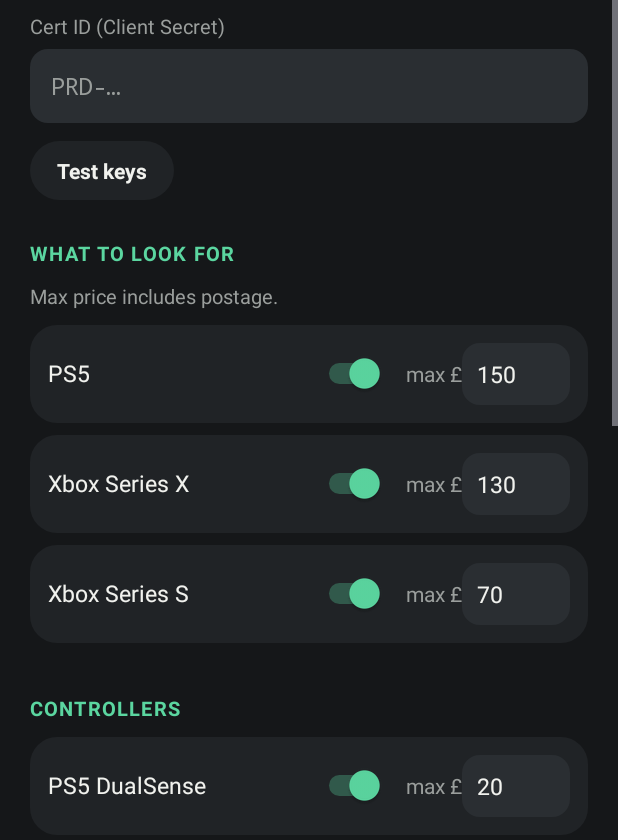
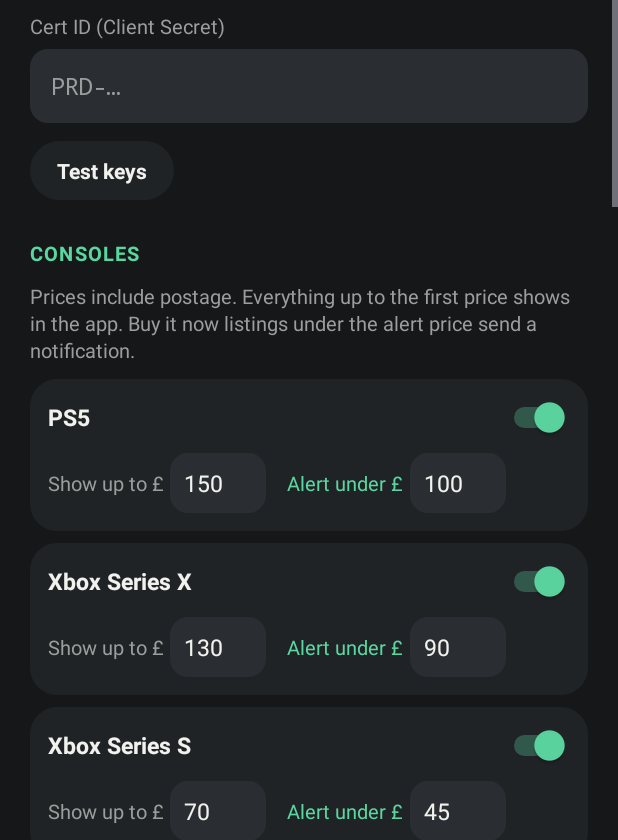
Before and after one commit to balmatthew17-oss/salvage, an Android app: the SettingsActivity screen opened directly, with no data from a screen before it, on a phone screen of 412 x 824 dp, the part 396-1236 px from its top. Run offline under Robolectric (Android 15) with nearby library versions, the phone set to English and light mode, and no system bars.

Commit message:
Alert prices, easy-fix alerts, 5-minute checks and seller fault notes
- Per-item alert price: Buy it now listings under it notify; easy-fix faults
  notify up to 20% over; auction alerts can be switched off
- 5-minute check option using a self-repeating job with a 30-minute backup
- Reads each new listing's condition notes and description once, keeps only
  sentences about the fault, and shows them on the card and in notifications

Co-Authored-By: Claude Opus 5.5 <noreply@anthropic.com>
Claude-Session: https://claude.ai/code/session_01SSEweoGfTfjxp4v5Hv9nWK

```diff
--- a/app/src/main/java/com/salvage/app/SettingsActivity.kt
+++ b/app/src/main/java/com/salvage/app/SettingsActivity.kt
@@ -23,7 +23,9 @@ class SettingsActivity : ComponentActivity() {
     private lateinit var notifyRisky: Switch
     private lateinit var unhide: TextView
 
-    private class ConsoleRow(val console: Console, val toggle: Switch, val max: EditText)
+    private class ConsoleRow(val console: Console, val toggle: Switch, val max: EditText, val alert: EditText)
+    private lateinit var easyBoost: Switch
+    private lateinit var auctionAlerts: Switch
     private lateinit var rows: List<ConsoleRow>
 
     override fun onCreate(savedInstanceState: Bundle?) {
@@ -36,14 +38,16 @@ class SettingsActivity : ComponentActivity() {
         testStatus = findViewById(R.id.test_status)
         interval = findViewById(R.id.interval)
         notifyRisky = findViewById(R.id.notify_risky)
+        easyBoost = findViewById(R.id.easy_boost)
+        auctionAlerts = findViewById(R.id.auction_alerts)
         unhide = findViewById(R.id.unhide)
 
         rows = listOf(
-            ConsoleRow(Console.PS5, findViewById(R.id.on_ps5), findViewById(R.id.max_ps5)),
-            ConsoleRow(Console.SERIES_X, findViewById(R.id.on_xsx), findViewById(R.id.max_xsx)),
-            ConsoleRow(Console.SERIES_S, findViewById(R.id.on_xss), findViewById(R.id.max_xss)),
-            ConsoleRow(Console.DUALSENSE, findViewById(R.id.on_ds), findViewById(R.id.max_ds)),
-            ConsoleRow(Console.XBOX_PAD, findViewById(R.id.on_xpad), findViewById(R.id.max_xpad)),
+            ConsoleRow(Console.PS5, findViewById(R.id.on_ps5), findViewById(R.id.max_ps5), findViewById(R.id.alert_ps5)),
+            ConsoleRow(Console.SERIES_X, findViewById(R.id.on_xsx), findViewById(R.id.max_xsx), findViewById(R.id.alert_xsx)),
+            ConsoleRow(Console.SERIES_S, findViewById(R.id.on_xss), findViewById(R.id.max_xss), findViewById(R.id.alert_xss)),
+            ConsoleRow(Console.DUALSENSE, findViewById(R.id.on_ds), findViewById(R.id.max_ds), findViewById(R.id.alert_ds)),
+            ConsoleRow(Console.XBOX_PAD, findViewById(R.id.on_xpad), findViewById(R.id.max_xpad), findViewById(R.id.alert_xpad)),
         )
 
         clientId.setText(store.clientId)
@@ -51,16 +55,20 @@ class SettingsActivity : ComponentActivity() {
         for (r in rows) {
             r.toggle.isChecked = store.enabled(r.console)
             r.max.setText(store.maxPrice(r.console).toString())
+            r.alert.setText(store.alertPrice(r.console).toString())
         }
         interval.check(
             when (store.interval) {
                 0 -> R.id.int_off
+                Scheduler.FAST_MINUTES -> R.id.int_5
                 15 -> R.id.int_15
                 60 -> R.id.int_60
                 else -> R.id.int_30
             }
         )
         notifyRisky.isChecked = store.notifyRisky
+        easyBoost.isChecked = store.easyFixBoost
+        auctionAlerts.isChecked = store.auctionAlerts
         updateUnhide()
 
         findViewById<TextView>(R.id.back).setOnClickListener { finish() }
@@ -121,14 +129,19 @@ class SettingsActivity : ComponentActivity() {
             if (max != store.maxPrice(r.console) || r.toggle.isChecked != store.enabled(r.console)) pricesChanged = true
             store.setEnabled(r.console, r.toggle.isChecked)
             store.setMaxPrice(r.console, max)
+            val alert = r.alert.text.toString().trim().toIntOrNull()?.coerceIn(1, max) ?: minOf(r.console.defaultAlert, max)
+            store.setAlertPrice(r.console, alert)
         }
         store.interval = when (interval.checkedRadioButtonId) {
             R.id.int_off -> 0
+            R.id.int_5 -> Scheduler.FAST_MINUTES
             R.id.int_15 -> 15
             R.id.int_60 -> 60
             else -> 30
         }
         store.notifyRisky = notifyRisky.isChecked
+        store.easyFixBoost = easyBoost.isChecked
+        store.auctionAlerts = auctionAlerts.isChecked
         if (pricesChanged) store.lastScan = 0 // refresh results when back on the main screen
         Scheduler.apply(this)
     }
--- a/app/src/main/res/layout/activity_settings.xml
+++ b/app/src/main/res/layout/activity_settings.xml
@@ -100,13 +100,14 @@
                 android:textSize="13sp" />
         </LinearLayout>
 
-        <TextView style="@style/Section" android:text="WHAT TO LOOK FOR" />
+        <TextView style="@style/Section" android:text="CONSOLES" />
 
         <TextView
             android:layout_width="match_parent"
             android:layout_height="wrap_content"
             android:layout_marginBottom="10dp"
-            android:text="Max price includes postage."
+            android:lineSpacingExtra="2dp"
+            android:text="Prices include postage. Everything up to the first price shows in the app. Buy it now listings under the alert price send a notification."
             android:textColor="@color/muted"
             android:textSize="13sp" />
 
@@ -115,40 +116,50 @@
             android:layout_height="wrap_content"
             android:layout_marginBottom="8dp"
             android:background="@drawable/card"
-                android:gravity="center_vertical"
-                android:orientation="horizontal"
+            android:orientation="vertical"
             android:padding="12dp">
 
             <Switch
                 android:id="@+id/on_ps5"
-                    android:layout_width="0dp"
+                android:layout_width="match_parent"
                 android:layout_height="wrap_content"
-                    android:layout_weight="1"
                 android:text="PS5"
                 android:textColor="@color/text"
-                    android:textSize="15sp" />
+                android:textSize="15sp"
+                android:textStyle="bold" />
+
+            <LinearLayout
+                android:layout_width="match_parent"
+                android:layout_height="wrap_content"
+                android:layout_marginTop="10dp"
+                android:gravity="center_vertical"
+                android:orientation="horizontal">
+
+                <TextView
+                    android:layout_width="wrap_content"
+                    android:layout_height="wrap_content"
+                    android:text="Show up to £"
+                    android:textColor="@color/muted"
+                    android:textSize="13sp" />
+
+                <EditText
+                    android:id="@+id/max_ps5"
+                    style="@style/Price"
+                    android:hint="150" />
 
                 <TextView
                     android:layout_width="wrap_content"
                     android:layout_height="wrap_content"
                     android:layout_marginStart="14dp"
-                    android:text="max £"
-                    android:textColor="@color/muted"
-                    android:textSize="14sp" />
+                    android:text="Alert under £"
+                    android:textColor="@color/accent"
+                    android:textSize="13sp" />
 
                 <EditText
-                    android:id="@+id/max_ps5"
-                    android:layout_width="72dp"
-                    android:layout_height="wrap_content"
-                    android:background="@drawable/field"
-                    android:hint="150"
-                    android:inputType="number"
-                    android:maxLength="4"
-                    android:padding="10dp"
-                    android:singleLine="true"
-                    android:textColor="@color/text"
-                    android:textColorHint="@color/muted"
-                    android:textSize="15sp" />
+                    android:id="@+id/alert_ps5"
+                    style="@style/Price"
+                    android:hint="100" />
+            </LinearLayout>
         </LinearLayout>
 
         <LinearLayout
@@ -156,40 +167,50 @@
             android:layout_height="wrap_content"
             android:layout_marginBottom="8dp"
             android:background="@drawable/card"
-                android:gravity="center_vertical"
-                android:orientation="horizontal"
+            android:orientation="vertical"
             android:padding="12dp">
 
             <Switch
                 android:id="@+id/on_xsx"
-                    android:layout_width="0dp"
+                android:layout_width="match_parent"
                 android:layout_height="wrap_content"
-                    android:layout_weight="1"
                 android:text="Xbox Series X"
                 android:textColor="@color/text"
-                    android:textSize="15sp" />
+                android:textSize="15sp"
+                android:textStyle="bold" />
+
+            <LinearLayout
+                android:layout_width="match_parent"
+                android:layout_height="wrap_content"
+                android:layout_marginTop="10dp"
+                android:gravity="center_vertical"
+                android:orientation="horizontal">
+
+                <TextView
+                    android:layout_width="wrap_content"
+                    android:layout_height="wrap_content"
+                    android:text="Show up to £"
+                    android:textColor="@color/muted"
+                    android:textSize="13sp" />
+
+                <EditText
+                    android:id="@+id/max_xsx"
+                    style="@style/Price"
+                    android:hint="130" />
 
                 <TextView
                     android:layout_width="wrap_content"
                     android:layout_height="wrap_content"
                     android:layout_marginStart="14dp"
-                    android:text="max £"
-                    android:textColor="@color/muted"
-                    android:textSize="14sp" />
+                    android:text="Alert under £"
+                    android:textColor="@color/accent"
+                    android:textSize="13sp" />
 
                 <EditText
-                    android:id="@+id/max_xsx"
-                    android:layout_width="72dp"
-                    android:layout_height="wrap_content"
-                    android:background="@drawable/field"
-                    android:hint="130"
-                    android:inputType="number"
-                    android:maxLength="4"
-                    android:padding="10dp"
-                    android:singleLine="true"
-                    android:textColor="@color/text"
-                    android:textColorHint="@color/muted"
-                    android:textSize="15sp" />
+                    android:id="@+id/alert_xsx"
+                    style="@style/Price"
+                    android:hint="90" />
+            </LinearLayout>
         </LinearLayout>
 
         <LinearLayout
@@ -197,40 +218,50 @@
             android:layout_height="wrap_content"
             android:layout_marginBottom="8dp"
             android:background="@drawable/card"
-                android:gravity="center_vertical"
-                android:orientation="horizontal"
+            android:orientation="vertical"
             android:padding="12dp">
 
             <Switch
                 android:id="@+id/on_xss"
-                    android:layout_width="0dp"
+                android:layout_width="match_parent"
                 android:layout_height="wrap_content"
-                    android:layout_weight="1"
                 android:text="Xbox Series S"
                 android:textColor="@color/text"
-                    android:textSize="15sp" />
+                android:textSize="15sp"
+                android:textStyle="bold" />
+
+            <LinearLayout
+                android:layout_width="match_parent"
+                android:layout_height="wrap_content"
+                android:layout_marginTop="10dp"
+                android:gravity="center_vertical"
+                android:orientation="horizontal">
+
+                <TextView
+                    android:layout_width="wrap_content"
+                    android:layout_height="wrap_content"
+                    android:text="Show up to £"
+                    android:textColor="@color/muted"
+                    android:textSize="13sp" />
+
+                <EditText
+                    android:id="@+id/max_xss"
+                    style="@style/Price"
+                    android:hint="70" />
 
                 <TextView
                     android:layout_width="wrap_content"
                     android:layout_height="wrap_content"
                     android:layout_marginStart="14dp"
-                    android:text="max £"
-                    android:textColor="@color/muted"
-                    android:textSize="14sp" />
+                    android:text="Alert under £"
+                    android:textColor="@color/accent"
+                    android:textSize="13sp" />
 
                 <EditText
-                    android:id="@+id/max_xss"
-                    android:layout_width="72dp"
-                    android:layout_height="wrap_content"
-                    android:background="@drawable/field"
-                    android:hint="70"
-                    android:inputType="number"
-                    android:maxLength="4"
-                    android:padding="10dp"
-                    android:singleLine="true"
-                    android:textColor="@color/text"
-                    android:textColorHint="@color/muted"
-                    android:textSize="15sp" />
+                    android:id="@+id/alert_xss"
+                    style="@style/Price"
+                    android:hint="45" />
+            </LinearLayout>
         </LinearLayout>
 
         <TextView style="@style/Section" android:text="CONTROLLERS" />
@@ -240,40 +271,50 @@
             android:layout_height="wrap_content"
             android:layout_marginBottom="8dp"
             android:background="@drawable/card"
-                android:gravity="center_vertical"
-                android:orientation="horizontal"
+            android:orientation="vertical"
             android:padding="12dp">
 
             <Switch
                 android:id="@+id/on_ds"
-                    android:layout_width="0dp"
+                android:layout_width="match_parent"
                 android:layout_height="wrap_content"
-                    android:layout_weight="1"
                 android:text="PS5 DualSense"
                 android:textColor="@color/text"
-                    android:textSize="15sp" />
+                android:textSize="15sp"
+                android:textStyle="bold" />
+
+            <LinearLayout
+                android:layout_width="match_parent"
+                android:layout_height="wrap_content"
+                android:layout_marginTop="10dp"
+                android:gravity="center_vertical"
+                android:orientation="horizontal">
+
+                <TextView
+                    android:layout_width="wrap_content"
+                    android:layout_height="wrap_content"
+                    android:text="Show up to £"
+                    android:textColor="@color/muted"
+                    android:textSize="13sp" />
+
+                <EditText
+                    android:id="@+id/max_ds"
+                    style="@style/Price"
+                    android:hint="20" />
 
                 <TextView
                     android:layout_width="wrap_content"
                     android:layout_height="wrap_content"
                     android:layout_marginStart="14dp"
-                    android:text="max £"
-                    android:textColor="@color/muted"
-                    android:textSize="14sp" />
+                    android:text="Alert under £"
+                    android:textColor="@color/accent"
+                    android:textSize="13sp" />
 
                 <EditText
-                    android:id="@+id/max_ds"
-                    android:layout_width="72dp"
-                    android:layout_height="wrap_content"
-                    android:background="@drawable/field"
-                    android:hint="20"
-                    android:inputType="number"
-                    android:maxLength="4"
-                    android:padding="10dp"
-                    android:singleLine="true"
-                    android:textColor="@color/text"
-                    android:textColorHint="@color/muted"
-                    android:textSize="15sp" />
+                    android:id="@+id/alert_ds"
+                    style="@style/Price"
+                    android:hint="12" />
+            </LinearLayout>
         </LinearLayout>
 
         <LinearLayout
@@ -281,43 +322,55 @@
             android:layout_height="wrap_content"
             android:layout_marginBottom="8dp"
             android:background="@drawable/card"
-                android:gravity="center_vertical"
-                android:orientation="horizontal"
+            android:orientation="vertical"
             android:padding="12dp">
 
             <Switch
                 android:id="@+id/on_xpad"
-                    android:layout_width="0dp"
+                android:layout_width="match_parent"
                 android:layout_height="wrap_content"
-                    android:layout_weight="1"
                 android:text="Xbox controller"
                 android:textColor="@color/text"
-                    android:textSize="15sp" />
+                android:textSize="15sp"
+                android:textStyle="bold" />
+
+            <LinearLayout
+                android:layout_width="match_parent"
+                android:layout_height="wrap_content"
+                android:layout_marginTop="10dp"
+                android:gravity="center_vertical"
+                android:orientation="horizontal">
+
+                <TextView
+                    android:layout_width="wrap_content"
+                    android:layout_height="wrap_content"
+                    android:text="Show up to £"
+                    android:textColor="@color/muted"
+                    android:textSize="13sp" />
+
+                <EditText
+                    android:id="@+id/max_xpad"
+                    style="@style/Price"
+                    android:hint="15" />
 
                 <TextView
                     android:layout_width="wrap_content"
                     android:layout_height="wrap_content"
                     android:layout_marginStart="14dp"
-                    android:text="max £"
-                    android:textColor="@color/muted"
-                    android:textSize="14sp" />
+                    android:text="Alert under £"
+                    android:textColor="@color/accent"
+                    android:textSize="13sp" />
 
                 <EditText
-                    android:id="@+id/max_xpad"
-                    android:layout_width="72dp"
-                    android:layout_height="wrap_content"
-                    android:background="@drawable/field"
-                    android:hint="15"
-                    android:inputType="number"
-                    android:maxLength="4"
-                    android:padding="10dp"
-                    android:singleLine="true"
-                    android:textColor="@color/text"
-                    android:textColorHint="@color/muted"
-                    android:textSize="15sp" />
+                    android:id="@+id/alert_xpad"
+                    style="@style/Price"
+                    android:hint="10" />
+            </LinearLayout>
         </LinearLayout>
 
-        <TextView style="@style/Section" android:text="CHECK FOR NEW LISTINGS" />
+        <TextView style="@style/Section" android:text="NOTIFICATIONS" />
+
+        <TextView style="@style/Label" android:text="Check eBay every" />
 
         <RadioGroup
             android:id="@+id/interval"
@@ -327,17 +380,49 @@
             android:orientation="horizontal"
             android:padding="8dp">
 
+            <RadioButton android:id="@+id/int_5" style="@style/Radio" android:text="5 min" />
             <RadioButton android:id="@+id/int_15" style="@style/Radio" android:text="15 min" />
             <RadioButton android:id="@+id/int_30" style="@style/Radio" android:text="30 min" />
-            <RadioButton android:id="@+id/int_60" style="@style/Radio" android:text="1 hour" />
+            <RadioButton android:id="@+id/int_60" style="@style/Radio" android:text="1 hr" />
             <RadioButton android:id="@+id/int_off" style="@style/Radio" android:text="Off" />
         </RadioGroup>
+
+        <TextView
+            android:layout_width="match_parent"
+            android:layout_height="wrap_content"
+            android:layout_marginTop="6dp"
+            android:lineSpacingExtra="2dp"
+            android:text="5 min catches cheap Buy it now listings before they sell, but uses more battery. Android may delay checks while the phone is asleep."
+            android:textColor="@color/muted"
+            android:textSize="13sp" />
+
+        <Switch
+            android:id="@+id/easy_boost"
+            android:layout_width="match_parent"
+            android:layout_height="wrap_content"
+            android:layout_marginTop="8dp"
+            android:background="@drawable/card"
+            android:padding="14dp"
+            android:text="Easy-fix alerts: notify for green faults (HDMI, fan, drift…) up to 20% over the alert price"
+            android:textColor="@color/text"
+            android:textSize="14sp" />
+
+        <Switch
+            android:id="@+id/auction_alerts"
+            android:layout_width="match_parent"
+            android:layout_height="wrap_content"
+            android:layout_marginTop="8dp"
+            android:background="@drawable/card"
+            android:padding="14dp"
+            android:text="Notify for every new auction under the show price"
+            android:textColor="@color/text"
+            android:textSize="14sp" />
 
         <Switch
             android:id="@+id/notify_risky"
             android:layout_width="match_parent"
             android:layout_height="wrap_content"
-            android:layout_marginTop="10dp"
+            android:layout_marginTop="8dp"
             android:background="@drawable/card"
             android:padding="14dp"
             android:text="Also notify for risky listings (banned, parts missing)"
--- a/app/src/main/res/values/colors.xml
+++ b/app/src/main/res/values/colors.xml
@@ -5,6 +5,7 @@
     <color name="field">#2A2E32</color>
     <color name="text">#F1F2EE</color>
     <color name="muted">#9A9E9C</color>
+    <color name="notes">#C9CCC8</color>
     <color name="accent">#5BD6A0</color>
     <color name="auction">#7FB8FF</color>
     <color name="easy">#5BD6A0</color>
--- a/app/src/main/res/values/styles.xml
+++ b/app/src/main/res/values/styles.xml
@@ -45,7 +45,21 @@
         <item name="android:layout_height">wrap_content</item>
         <item name="android:layout_weight">1</item>
         <item name="android:textColor">@color/text</item>
-        <item name="android:textSize">14sp</item>
+        <item name="android:textSize">12sp</item>
+    </style>
+
+    <style name="Price">
+        <item name="android:layout_width">64dp</item>
+        <item name="android:layout_height">wrap_content</item>
+        <item name="android:layout_marginStart">4dp</item>
+        <item name="android:background">@drawable/field</item>
+        <item name="android:inputType">number</item>
+        <item name="android:maxLength">4</item>
+        <item name="android:padding">9dp</item>
+        <item name="android:singleLine">true</item>
+        <item name="android:textColor">@color/text</item>
+        <item name="android:textColorHint">@color/muted</item>
+        <item name="android:textSize">15sp</item>
     </style>
 
     <style name="Button">
```
Also changed, not shown: app/src/main/java/com/salvage/app/Background.kt (+87 -3 lines), app/src/main/java/com/salvage/app/DealAdapter.kt (+14 -0 lines), app/src/main/java/com/salvage/app/Ebay.kt (+12 -0 lines), app/src/main/java/com/salvage/app/Faults.kt (+61 -2 lines), app/src/main/java/com/salvage/app/Model.kt (+28 -6 lines), app/src/main/java/com/salvage/app/Store.kt (+33 -0 lines), app/src/main/res/layout/item_deal.xml (+17 -0 lines), 1 other file. Lines whose indentation alone changed are shown as unchanged.
